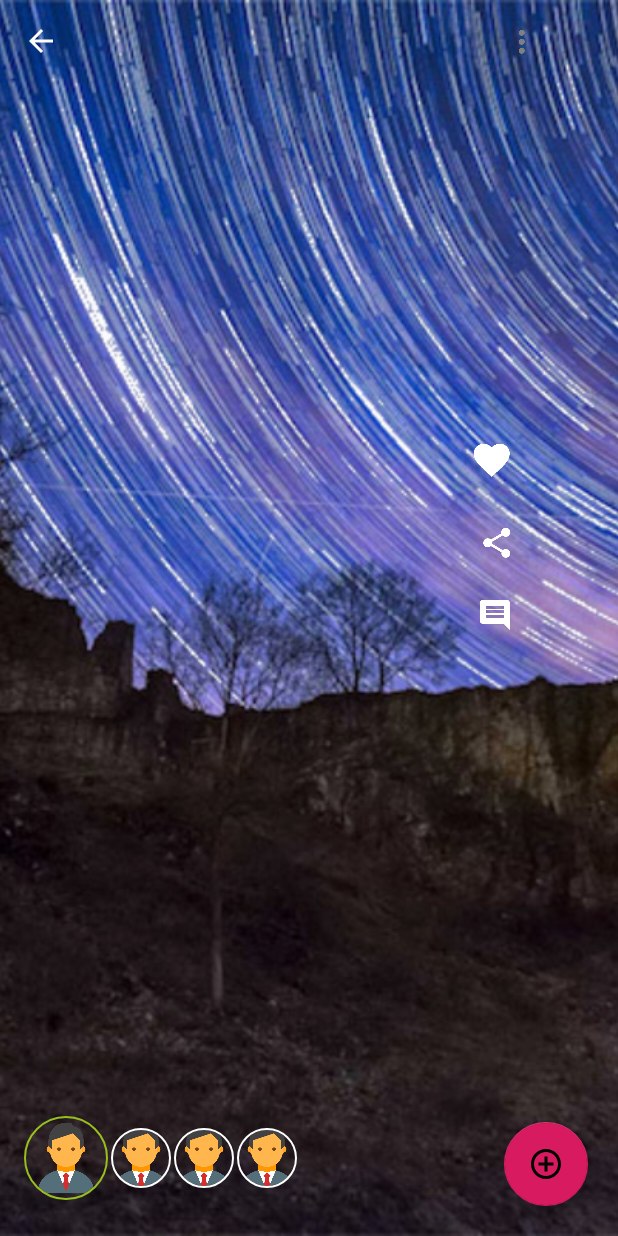
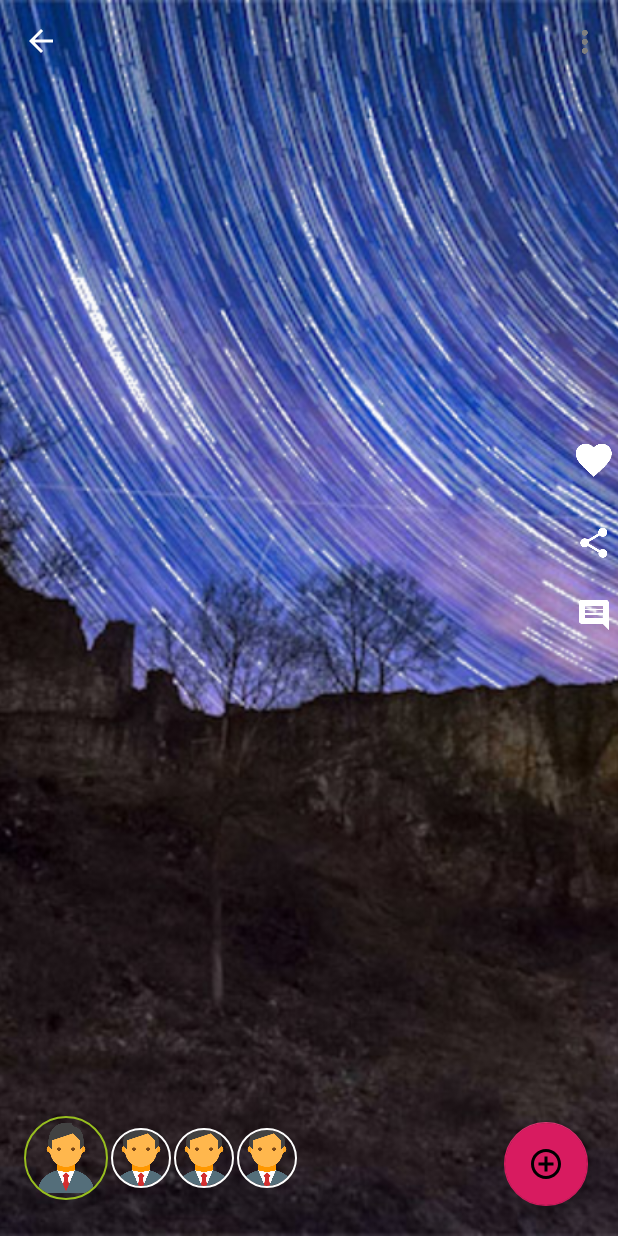
Before and after one commit to Vivikar/sagas.life-android, an Android app: the TimelapsePageActivity screen opened directly, with no data from a screen before it, on a phone screen of 412 x 824 dp. Run offline under Robolectric (Android 15) with nearby library versions, the light colour scheme and no system bars; our stand-ins replace CircleImageView, data binding; 2 statements that could not run were skipped.

Commit message:
Small layout improvment

```diff
--- a/app/src/main/java/com/iasahub/sagas_life/Timelapsefeed.kt
+++ b/app/src/main/java/com/iasahub/sagas_life/Timelapsefeed.kt
@@ -4,6 +4,7 @@ import android.content.Intent
 import androidx.appcompat.app.AppCompatActivity
 import android.os.Bundle
 import android.view.Menu
+import android.view.MenuItem
 import android.widget.LinearLayout
 import android.widget.Toast
 import androidx.databinding.DataBindingUtil
@@ -38,6 +39,15 @@ class Timelapsefeed : AppCompatActivity(), OnTimelapseItemClickListener {
         menuInflater.inflate(R.menu.menu_main, menu)
         return true
     }
+    override fun onOptionsItemSelected(item: MenuItem): Boolean = when (item.itemId) {
+        R.id.map -> {
+            // do stuff
+            Toast.makeText(this, item.itemId, Toast.LENGTH_LONG).show()
+
+            true
+        }
+        else -> super.onOptionsItemSelected(item)
+    }
 
     fun addTimelapse(){
         timelapse_feed_list.add(Timelapses("Somewhere in the Universe", "#universe #sky #nice", R.drawable.user_icon, R.drawable.timelapse_1))
--- a/app/src/main/res/layout/activity_timelapse_page.xml
+++ b/app/src/main/res/layout/activity_timelapse_page.xml
@@ -14,6 +14,7 @@
         android:layout_width="match_parent"
         android:layout_height="match_parent">
 
+
         <ImageView
             android:id="@+id/timelapse_pic"
             android:layout_width="wrap_content"
@@ -21,7 +22,6 @@
             android:scaleType="centerCrop"
 
             app:srcCompat="@drawable/timelapse_3" />
-
 
         <TextView
             android:id="@+id/tname"
@@ -108,37 +108,42 @@
             app:civ_border_width="1dp"
             app:civ_border_color="@color/white"/>
 
+
         <ImageButton
-            android:layout_marginLeft="336dp"
             android:layout_width="wrap_content"
             android:layout_height="wrap_content"
-            app:srcCompat="@drawable/icons_ic_btn_slidefeed_favorites"
-            android:layout_marginStart="312dp"
-            android:layout_marginTop="292dp"
+            android:layout_alignParentEnd="true"
+            android:layout_marginRight="10dp"
+            android:layout_marginTop="16dp"
             android:background="@null"
-            />
+            app:srcCompat="@drawable/icons_ic_more_vert" />
 
         <ImageButton
-            android:layout_marginTop="16dp"
-            android:layout_marginLeft="336dp"
             android:layout_width="wrap_content"
             android:layout_height="wrap_content"
-            app:srcCompat="@drawable/icons_ic_more_vert"
+            android:layout_alignParentEnd="true"
+            android:layout_marginLeft="336dp"
+            android:layout_marginTop="292dp"
+
+            android:layout_marginEnd="0dp"
             android:background="@null"
-            />
+            app:srcCompat="@drawable/icons_ic_btn_slidefeed_favorites" />
+
         <ImageButton
             android:layout_marginTop="346dp"
-            android:layout_marginLeft="315dp"
             android:layout_width="wrap_content"
             android:layout_height="wrap_content"
+            android:layout_alignParentEnd="true"
+
             app:srcCompat="@drawable/icons_ic_btn_slidefeed_share"
             android:background="@null"
             />
         <ImageButton
             android:layout_marginTop="394dp"
-            android:layout_marginLeft="314dp"
             android:layout_width="wrap_content"
             android:layout_height="wrap_content"
+            android:layout_alignParentEnd="true"
+
             app:srcCompat="@drawable/icons_ic_btn_slidefeed_comments"
             android:background="@null"
             />
@@ -150,6 +155,7 @@
             android:layout_height="wrap_content"
             app:srcCompat="@drawable/abc_vector_test"
             android:background="@null"
+
             android:id="@+id/go_back"
             />
 
```
